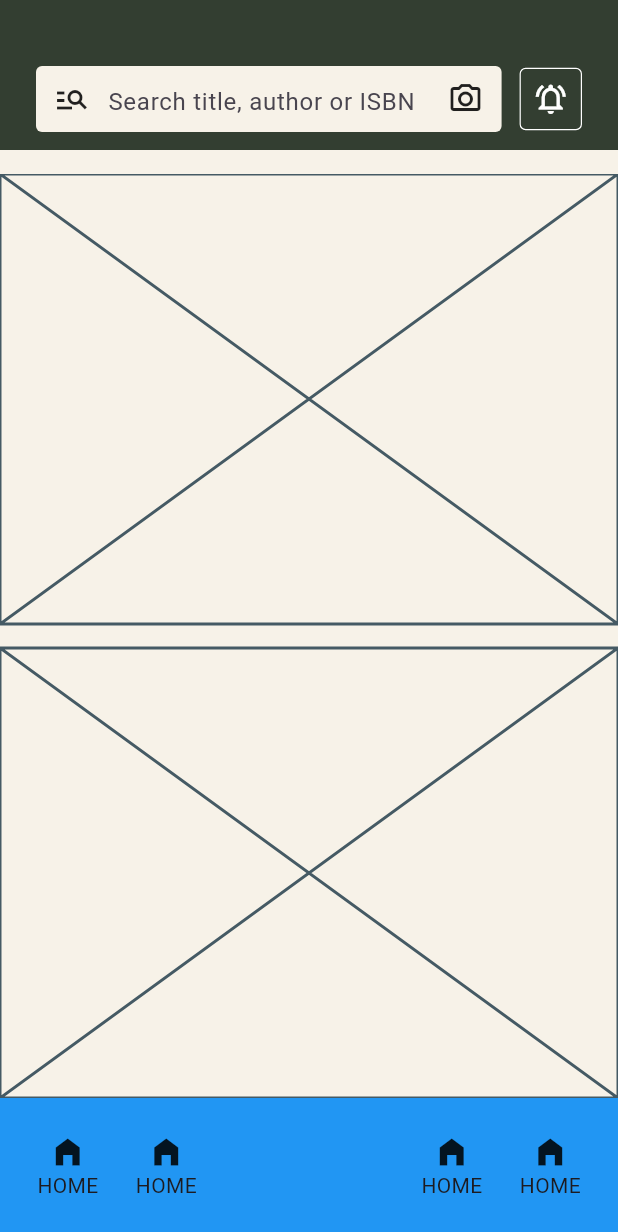
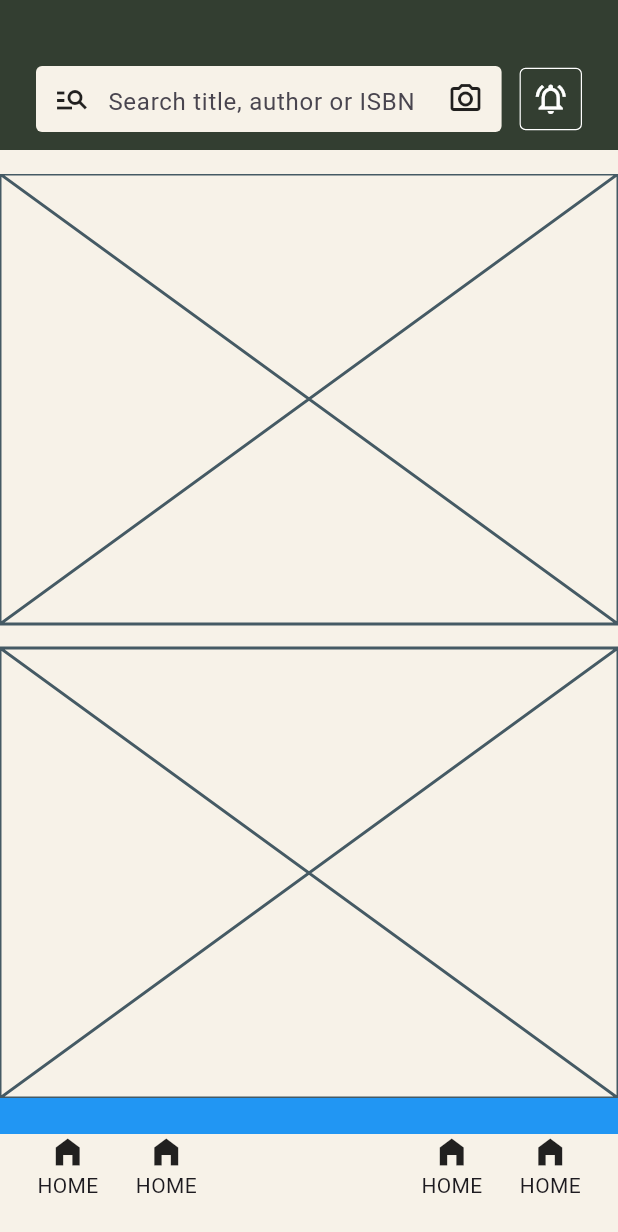
Before and after one commit to JAICHANGPARK/flutter_notebook_chapter_43, a Flutter app: the NewsFeedHomePage screen opened directly, on a phone screen of 412 x 824 dp. Shown: the top 1232 px of the screen. Run offline on Flutter 3.47's test engine with Material 3 defaults, Android fonts, the phone set to English and light mode, and no system bars; our stand-ins replace gap, hugeicons.

Commit message:
Update news_feed_home_page.dart

```diff
--- a/lib/ep2163_newsfeed_app/views/news_feed_home_page.dart
+++ b/lib/ep2163_newsfeed_app/views/news_feed_home_page.dart
@@ -135,7 +135,9 @@ class _NewsFeedHomePageState extends State<NewsFeedHomePage> {
                       bottom: 0,
                       child: Container(
                         padding: EdgeInsets.symmetric(horizontal: 24),
+                        color: Color.fromRGBO(247, 242, 232, 1),
                         child: Row(
+                          crossAxisAlignment: CrossAxisAlignment.center,
                           spacing: 24,
                           mainAxisAlignment: MainAxisAlignment.spaceEvenly,
                           children: [
```
